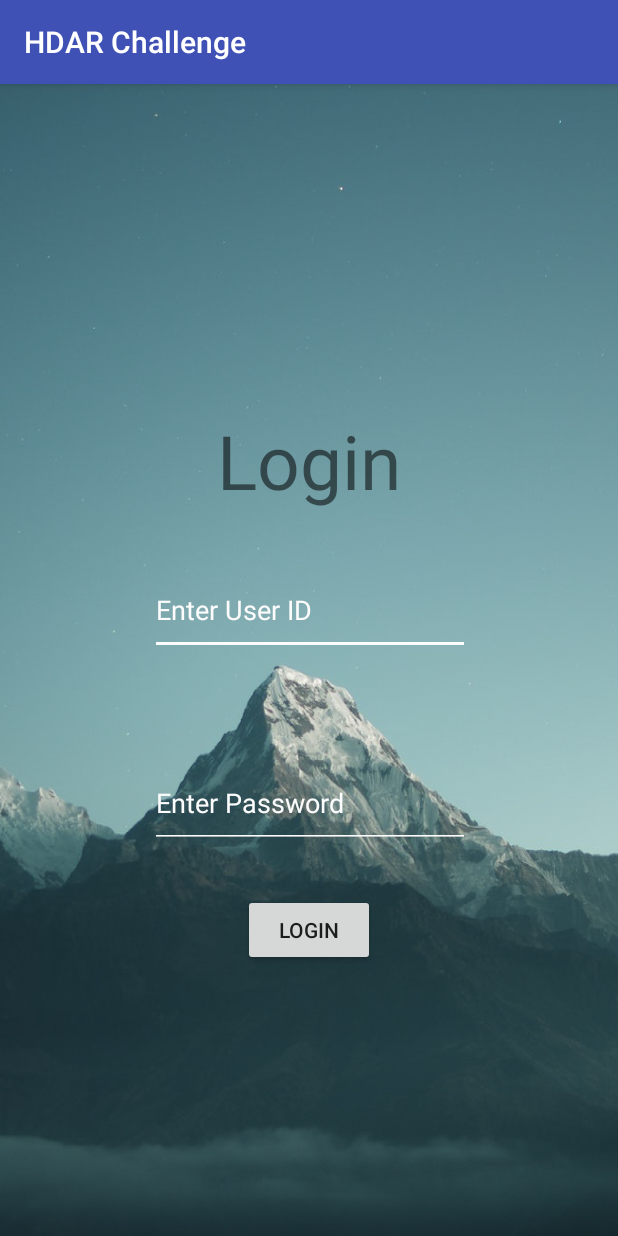
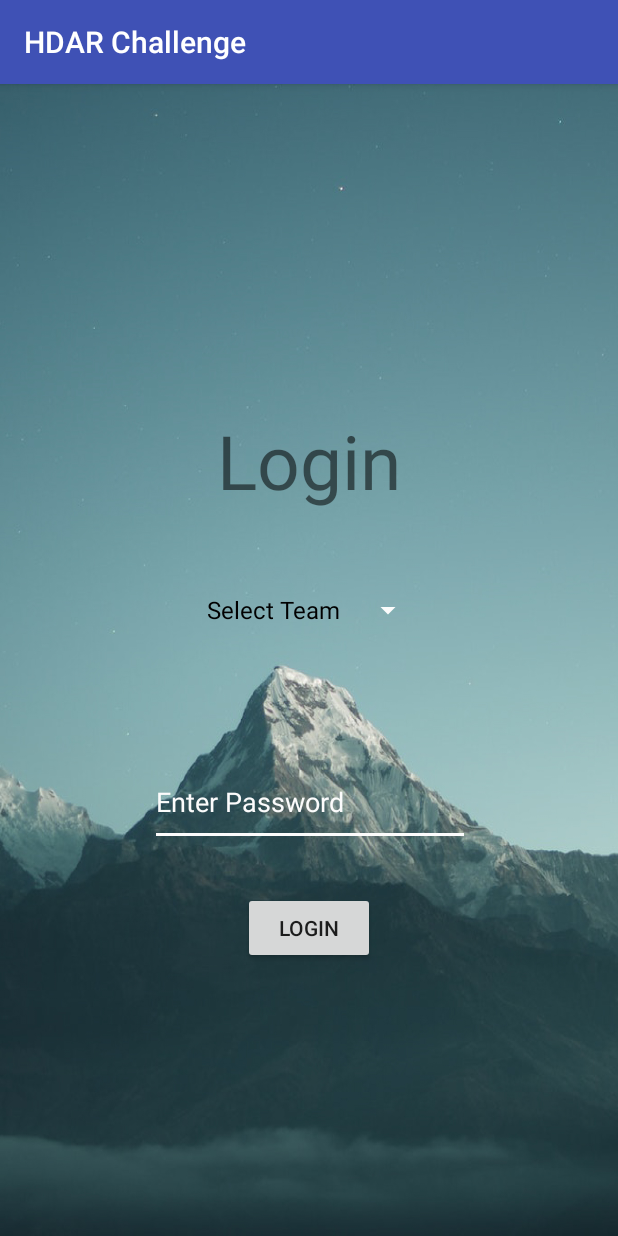
Before and after one commit to jilimm/HADR-Slave, an Android app: the screen it shows after launch (LoginActivity), after a tap on "LOGIN", on a phone screen of 412 x 824 dp. Run offline under Robolectric (Android 15) with nearby library versions, the phone set to English and light mode, and no system bars.

Commit message:
Login
implemented dropdown menu

```diff
--- a/app/src/main/java/com/example/jingyun/hdarchallenge/Activity/LoginActivity.java
+++ b/app/src/main/java/com/example/jingyun/hdarchallenge/Activity/LoginActivity.java
@@ -3,18 +3,30 @@ package com.example.jingyun.hdarchallenge.Activity;
 import android.content.Intent;
 import android.support.v7.app.AppCompatActivity;
 import android.os.Bundle;
+import android.util.Log;
 import android.view.View;
+import android.widget.AdapterView;
+import android.widget.ArrayAdapter;
 import android.widget.Button;
 import android.widget.EditText;
+import android.widget.Spinner;
 import android.widget.Toast;
 
+import com.example.jingyun.hdarchallenge.Adapter.SelectUserAdapter;
 import com.example.jingyun.hdarchallenge.R;
+
+import java.util.ArrayList;
+import java.util.List;
 
 public class LoginActivity extends AppCompatActivity {
 
     private EditText enterPassword;
-    private EditText enterUserID;
+    private Spinner enterUserID;
     private Button loginBttn;
+    private List<String> teamList;
+    private SelectUserAdapter userAdapter;
+    private String userID;
+
 
     @Override
     protected void onCreate(Bundle savedInstanceState) {
@@ -23,36 +35,51 @@ public class LoginActivity extends AppCompatActivity {
 
         loginBttn = (Button) findViewById(R.id.loginBttn);
         enterPassword = (EditText) findViewById(R.id.enterPassword);
-        enterUserID = (EditText) findViewById(R.id.enterUserID);
+        enterUserID = (Spinner) findViewById(R.id.enterUserID);
 
+        teamList = new ArrayList<String>();
+        teamList.add("Select Team");//initial dummy entry that will appear as the hint
+        teamList.add("Team 1");
+        teamList.add("Team 2");
+        teamList.add("Team 3");
+
+        //setting up the select user drop down box
+        userAdapter = new SelectUserAdapter(this, android.R.layout.simple_spinner_dropdown_item,teamList);
+        userAdapter.setDropDownViewResource(android.R.layout.simple_spinner_dropdown_item);
+        enterUserID.setAdapter(userAdapter);
+        enterUserID.setOnItemSelectedListener(new AdapterView.OnItemSelectedListener() {
+            @Override
+            public void onItemSelected(AdapterView<?> adapterView, View view, int i, long l) {
+                Log.i("Login Page",(String) adapterView.getItemAtPosition(i));
+                Toast.makeText(LoginActivity.this, "selected: "+adapterView.getItemAtPosition(i).toString(), Toast.LENGTH_SHORT).show();
+                userID = adapterView.getItemAtPosition(i).toString();
+            }
+
+            @Override
+            public void onNothingSelected(AdapterView<?> adapterView) {
+
+            }
+        });
 
 
         loginBttn.setOnClickListener(new View.OnClickListener() {
             @Override
             public void onClick(View view) {
 
-                final String userID = enterUserID.getText().toString();
-                if (enterUserID.getText().toString().equals("")){
-
-                    Toast.makeText(LoginActivity.this, "Please enter valid User ID", Toast.LENGTH_SHORT).show();
-                }
-
-                else {
-                    if (enterPassword.getText().toString().equals("password")) {
-                        Toast.makeText(LoginActivity.this, "Welcome " + enterUserID.getText(), Toast.LENGTH_SHORT).show();
+                if (enterPassword.getText().toString().equals("password")) {
+                        Toast.makeText(LoginActivity.this, "Welcome " + userID, Toast.LENGTH_SHORT).show();
 
                         //login successful
                         //takes to the splash screen
                         Intent goToWelcome= new Intent (LoginActivity.this, WelcomeActivity.class);
+                        //TODO: use a Broadcast instead of an intent to share data (name of the team)
                         goToWelcome.putExtra("userTeam", userID);
                         startActivity(goToWelcome);
-
 
                     } else {
                         Toast.makeText(LoginActivity.this, "Invalid Password", Toast.LENGTH_SHORT).show();
                     }
                 }
-            }
         });
     }
 
--- /dev/null
+++ b/app/src/main/java/com/example/jingyun/hdarchallenge/Adapter/SelectUserAdapter.java
@@ -0,0 +1,26 @@
+package com.example.jingyun.hdarchallenge.Adapter;
+
+import android.content.Context;
+import android.support.annotation.NonNull;
+import android.view.View;
+import android.view.ViewGroup;
+import android.widget.ArrayAdapter;
+
+import com.example.jingyun.hdarchallenge.Items.ChecklistItem;
+
+import java.util.List;
+
+/**
+ * Created by Jing Yun on 11/1/2018.
+ */
+
+public class SelectUserAdapter extends ArrayAdapter<String> {
+    private List<String> teamList;
+    Context context;
+    private int hidingItemIndex;
+
+    public SelectUserAdapter(@NonNull Context context, int textViewResourceId, @NonNull List<String> objects) {
+        super(context,textViewResourceId, objects);
+    }
+
+}
--- a/app/src/main/res/layout/activity_login.xml
+++ b/app/src/main/res/layout/activity_login.xml
@@ -19,16 +19,18 @@
         app:layout_constraintTop_toTopOf="parent"
         app:layout_constraintVertical_bias="0.31" />
 
-    <EditText
+    <Spinner
         android:id="@+id/enterUserID"
         android:layout_width="wrap_content"
-        android:layout_height="59dp"
+        android:layout_height="58dp"
         android:layout_marginBottom="8dp"
         android:layout_marginTop="8dp"
+        android:backgroundTint="#FCFCFC"
         android:ems="10"
-        android:hint="Enter User ID"
+        android:spinnerMode="dropdown"
+
+        android:text="Enter User ID"
         android:textColorHint="#FCFCFC"
-        android:backgroundTint="#FCFCFC"
         app:layout_constraintBottom_toBottomOf="parent"
         app:layout_constraintEnd_toEndOf="parent"
         app:layout_constraintHorizontal_bias="0.502"
@@ -39,14 +41,14 @@
     <EditText
         android:id="@+id/enterPassword"
         android:layout_width="wrap_content"
-        android:layout_height="59dp"
+        android:layout_height="58dp"
         android:layout_marginBottom="8dp"
         android:layout_marginTop="8dp"
+        android:backgroundTint="#FCFCFC"
         android:ems="10"
         android:hint="Enter Password"
         android:inputType="textPassword"
         android:textColorHint="#FCFCFC"
-        android:backgroundTint="#FCFCFC"
         app:layout_constraintBottom_toBottomOf="parent"
         app:layout_constraintEnd_toEndOf="parent"
         app:layout_constraintHorizontal_bias="0.502"
--- a/app/src/main/res/layout/fragment_navigation.xml
+++ b/app/src/main/res/layout/fragment_navigation.xml
@@ -26,6 +26,12 @@
         android:layout_height="wrap_content"
         android:text="Loading..." />
 
+    <ImageView
+        android:id="@+id/map_weather_logo"
+        android:layout_width="wrap_content"
+        android:layout_height="wrap_content"
+        android:src="@drawable/mapbox_info_bg_selector" />
+
 
 
 </LinearLayout>
```
Also changed, not shown: app/src/main/java/com/example/jingyun/hdarchallenge/Fragments/NavigationFragment.java (+31 -9 lines), app/src/main/java/com/example/jingyun/hdarchallenge/Items/Weather.java (added, +12 -0 lines).
